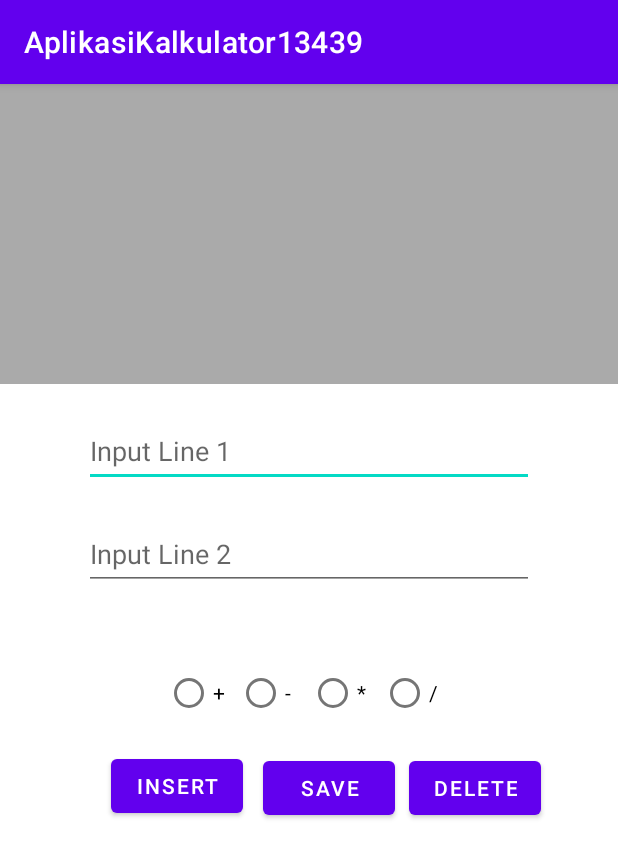
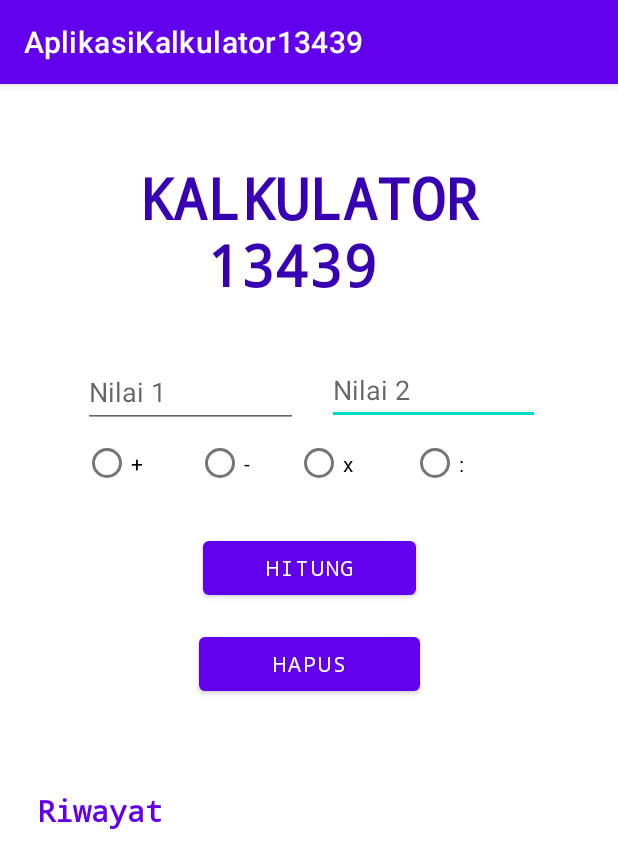
Before and after one commit to Gatadhitalia/PemrogamanPerangkatBergerak2022, an Android app: the screen it shows after launch (MainActivity), on a phone screen of 412 x 824 dp. Shown: the top 868 px of the screen. Run offline under Robolectric (Android 15) with nearby library versions, the phone set to English and light mode, and no system bars.

Commit message:
uas-kalkulator

```diff
--- a/ProjectUAS/AplikasiKalkulator13439/app/build.gradle
+++ b/ProjectUAS/AplikasiKalkulator13439/app/build.gradle
@@ -34,7 +34,8 @@ dependencies {
     implementation 'com.google.android.material:material:1.7.0'
     implementation 'androidx.constraintlayout:constraintlayout:2.1.4'
     implementation 'com.google.code.gson:gson:2.10'
+    implementation 'com.google.code.gson:gson:2.10'
     testImplementation 'junit:junit:4.13.2'
-    androidTestImplementation 'androidx.test.ext:junit:1.1.3'
-    androidTestImplementation 'androidx.test.espresso:espresso-core:3.4.0'
+    androidTestImplementation 'androidx.test.ext:junit:1.1.4'
+    androidTestImplementation 'androidx.test.espresso:espresso-core:3.5.0'
 }
--- /dev/null
+++ b/ProjectUAS/AplikasiKalkulator13439/app/src/main/java/com/example/aplikasikalkulator13439/HistoryAdapter.java
@@ -0,0 +1,63 @@
+package com.example.aplikasikalkulator13439;
+
+import android.annotation.SuppressLint;
+import android.content.Context;
+import android.view.LayoutInflater;
+import android.view.View;
+import android.view.ViewGroup;
+import android.widget.TextView;
+
+import androidx.annotation.NonNull;
+import androidx.recyclerview.widget.RecyclerView;
+
+import java.util.ArrayList;
+
+public class HistoryAdapter extends RecyclerView.Adapter<HistoryAdapter.RiwayatViewHolder> {
+    private final ArrayList<ListHistory> listHistory;
+
+    public static class RiwayatViewHolder extends RecyclerView.ViewHolder {
+        public TextView TextViewNilai1;
+        public TextView TextViewOperasi;
+        public TextView TextViewNilai2;
+        public TextView TextViewHasil;
+
+        @SuppressLint("CutPasteId")
+        public RiwayatViewHolder(View itemView) {
+            super(itemView);
+            TextViewNilai1 = itemView.findViewById(R.id.txtvNilai1);
+            TextViewOperasi = itemView.findViewById(R.id.txtvoperasi);
+            TextViewNilai2 = itemView.findViewById(R.id.txtvNilai2);
+            TextViewHasil = itemView.findViewById(R.id.txtvhasil);
+        }
+    }
+
+    public HistoryAdapter(ArrayList<ListHistory> rwytList) {
+        listHistory = rwytList;
+    }
+
+    @NonNull
+    @Override
+    public RiwayatViewHolder onCreateViewHolder(ViewGroup parent, int viewType) {
+        Context context = parent.getContext();
+        LayoutInflater inflater= LayoutInflater.from(context);
+        RiwayatViewHolder holder= new RiwayatViewHolder(inflater.inflate(R.layout.activity_history, parent, false));
+
+        return holder;
+    }
+
+    @SuppressLint("SetTextI18n")
+    @Override
+    public void onBindViewHolder(RiwayatViewHolder holder, int position) {
+        ListHistory currentItem = listHistory.get(position);
+
+        holder.TextViewNilai1.setText(currentItem.getNilai1());
+        holder.TextViewNilai2.setText(currentItem.getNilai2());
+        holder.TextViewOperasi.setText(currentItem.getOperasi());
+        holder.TextViewHasil.setText(currentItem.getHasil());
+    }
+
+    @Override
+    public int getItemCount() {
+        return listHistory.size();
+    }
+}
--- a/ProjectUAS/AplikasiKalkulator13439/app/src/main/java/com/example/aplikasikalkulator13439/MainActivity.java
+++ b/ProjectUAS/AplikasiKalkulator13439/app/src/main/java/com/example/aplikasikalkulator13439/MainActivity.java
@@ -20,31 +20,25 @@ import java.lang.reflect.Type;
 import java.util.ArrayList;
 
 public class MainActivity extends AppCompatActivity {
-    ArrayList<ItemList> mExampleList;
-    private RecyclerView mRecyclerView;
-    private SharedPreferenceAdapter mAdapter;
-    private RecyclerView.LayoutManager mLayoutManager;
-    RadioGroup operasiGroup;
-    RadioButton tambahRadio, kurangRadio, kaliRadio, bagiRadio;
+    RadioGroup rgOperasi;
+    RadioButton rbtnTambah, rbtnKurang, rbtnKali, rbtnBagi;
+
+    private ArrayList<ListHistory> listHistory;
+    private RecyclerView recyclerView;
+    private HistoryAdapter historyAdapter;
+    private RecyclerView.LayoutManager layoutManager;
+
 
     @Override
     protected void onCreate(Bundle savedInstanceState) {
         super.onCreate(savedInstanceState);
-        setContentView(R.layout.activity_main2);
+        setContentView(R.layout.activity_main);
 
         loadData();
         buildRecyclerView();
-        setInsertButton();
+        setCountButton();
 
-        Button buttonSave = findViewById(R.id.button_save);
-        buttonSave.setOnClickListener(new View.OnClickListener() {
-            @Override
-            public void onClick(View v) {
-                saveData();
-            }
-        });
-
-        Button buttonDelete = findViewById(R.id.button_delete);
+        Button buttonDelete = findViewById(R.id.btnHapus);
         buttonDelete.setOnClickListener(new View.OnClickListener() {
             @Override
             public void onClick(View v) {
@@ -52,22 +46,22 @@ public class MainActivity extends AppCompatActivity {
             }
         });
 
-        operasiGroup = findViewById(R.id.operasiGroup);
-        tambahRadio = findViewById(R.id.tambahRadio);
-        kurangRadio = findViewById(R.id.kurangRadio);
-        kaliRadio = findViewById(R.id.kaliRadio);
-        bagiRadio = findViewById(R.id.bagiRadio);
+        rgOperasi = findViewById(R.id.rgOperasi);
+        rbtnTambah = findViewById(R.id.rbtnTambah);
+        rbtnKurang = findViewById(R.id.rbtnKurang);
+        rbtnKali = findViewById(R.id.rbtnKali);
+        rbtnBagi = findViewById(R.id.rbtnBagi);
 
-        operasiGroup.setOnCheckedChangeListener(new RadioGroup.OnCheckedChangeListener() {
+        rgOperasi.setOnCheckedChangeListener(new RadioGroup.OnCheckedChangeListener() {
             @Override
             public void onCheckedChanged(RadioGroup group, int checkedId) {
-                if (tambahRadio.isChecked()) {
+                if (rbtnTambah.isChecked()) {
                     Toast.makeText(MainActivity.this, "Tambah", Toast.LENGTH_SHORT).show();
-                } else if (kurangRadio.isChecked()) {
+                } else if (rbtnKurang.isChecked()) {
                     Toast.makeText(MainActivity.this, "Kurang", Toast.LENGTH_SHORT).show();
-                } else if (kaliRadio.isChecked()) {
+                } else if (rbtnKali.isChecked()) {
                     Toast.makeText(MainActivity.this, "Kali", Toast.LENGTH_SHORT).show();
-                } else if (bagiRadio.isChecked()) {
+                } else if (rbtnBagi.isChecked()) {
                     Toast.makeText(MainActivity.this, "Bagi", Toast.LENGTH_SHORT).show();
                 }
             }
@@ -78,7 +72,7 @@ public class MainActivity extends AppCompatActivity {
         SharedPreferences sharedPreferences = getSharedPreferences("shared preferences", MODE_PRIVATE);
         SharedPreferences.Editor editor = sharedPreferences.edit();
         Gson gson = new Gson();
-        String json = gson.toJson(mExampleList);
+        String json = gson.toJson(listHistory);
         editor.putString("task list", json);
         editor.apply();
     }
@@ -87,62 +81,61 @@ public class MainActivity extends AppCompatActivity {
         SharedPreferences sharedPreferences = getSharedPreferences("shared preferences", MODE_PRIVATE);
         Gson gson = new Gson();
         String json = sharedPreferences.getString("task list", null);
-        Type type = new TypeToken<ArrayList<ItemList>>() {}.getType();
-        mExampleList = gson.fromJson(json, type);
+        Type type = new TypeToken<ArrayList<ListHistory>>() {}.getType();
+        listHistory = gson.fromJson(json, type);
 
-        if (mExampleList == null) {
-            mExampleList = new ArrayList<>();
+        if (listHistory == null) {
+            listHistory = new ArrayList<>();
         }
     }
 
     private void buildRecyclerView() {
-        mRecyclerView = findViewById(R.id.recyclerview);
-        mRecyclerView.setHasFixedSize(true);
-        mLayoutManager = new LinearLayoutManager(this);
-        mAdapter = new SharedPreferenceAdapter(mExampleList);
+        recyclerView = findViewById(R.id.recRiwayat);
+        recyclerView.setHasFixedSize(true);
+        layoutManager = new LinearLayoutManager(this);
+        historyAdapter = new HistoryAdapter(listHistory);
 
-        mRecyclerView.setLayoutManager(mLayoutManager);
-        mRecyclerView.setAdapter(mAdapter);
+        recyclerView.setLayoutManager(layoutManager);
+        recyclerView.setAdapter(historyAdapter);
     }
 
-    private void setInsertButton() {
-        Button buttonInsert = findViewById(R.id.button_insert);
-        buttonInsert.setOnClickListener(new View.OnClickListener() {
+    private void setCountButton() {
+        Button buttonCount = findViewById(R.id.btnHitung);
+        buttonCount.setOnClickListener(new View.OnClickListener() {
             @Override
             public void onClick(View v) {
-                EditText line1 = findViewById(R.id.edittext_line_1);
-                EditText line2 = findViewById(R.id.edittext_line_2);
-                insertItem(line1.getText().toString(), line2.getText().toString());
+                EditText nilai1 = findViewById(R.id.edtNilai1);
+                EditText nilai2 = findViewById(R.id.edtNilai2);
+                CountItem(nilai1.getText().toString(), nilai2.getText().toString());
             }
         });
     }
 
-    private void insertItem(String line1, String line2) {
+    private void CountItem(String line1, String line2) {
         int hasil = 0;
-        if (tambahRadio.isChecked()) {
+        if (rbtnTambah.isChecked()) {
             hasil = Integer.parseInt(line1) + Integer.parseInt(line2);
-        } else if (kurangRadio.isChecked()) {
+        } else if (rbtnKurang.isChecked()) {
             hasil = Integer.parseInt(line1) - Integer.parseInt(line2);
-        } else if (kaliRadio.isChecked()) {
+        } else if (rbtnKali.isChecked()) {
             hasil = Integer.parseInt(line1) * Integer.parseInt(line2);
-        } else if (bagiRadio.isChecked()) {
+        } else if (rbtnBagi.isChecked()) {
             hasil = Integer.parseInt(line1) / Integer.parseInt(line2);
         }
 
-        // memunculkan operasi yang dipilih dari operasiGroup ke dalam hasil
         String operasi = "";
-        if (tambahRadio.isChecked()) {
+        if (rbtnTambah.isChecked()) {
             operasi = "+";
-        } else if (kurangRadio.isChecked()) {
+        } else if (rbtnKurang.isChecked()) {
             operasi = "-";
-        } else if (kaliRadio.isChecked()) {
+        } else if (rbtnKali.isChecked()) {
             operasi = "x";
-        } else if (bagiRadio.isChecked()) {
+        } else if (rbtnBagi.isChecked()) {
             operasi = ":";
         }
 
-        mExampleList.add(new ItemList(line1, operasi, line2, String.valueOf(hasil)));
-        mAdapter.notifyItemInserted(mExampleList.size());
+        listHistory.add(new ListHistory(line1, operasi, line2, String.valueOf(hasil)));
+        historyAdapter.notifyItemInserted(listHistory.size());
     }
 
     @SuppressLint("NotifyDataSetChanged")
@@ -151,8 +144,8 @@ public class MainActivity extends AppCompatActivity {
         SharedPreferences.Editor editor = sharedPreferences.edit();
         editor.clear();
         editor.apply();
-        mExampleList.clear();
-        mAdapter.notifyDataSetChanged();
+        listHistory.clear();
+        historyAdapter.notifyDataSetChanged();
     }
 
 }
--- a/ProjectUAS/AplikasiKalkulator13439/app/src/main/java/com/example/aplikasikalkulator13439/SharedPreferenceAdapter.java
+++ /dev/null
@@ -1,60 +0,0 @@
-package com.example.aplikasikalkulator13439;
-
-import android.annotation.SuppressLint;
-import android.view.LayoutInflater;
-import android.view.View;
-import android.view.ViewGroup;
-import android.widget.TextView;
-
-import androidx.annotation.NonNull;
-import androidx.recyclerview.widget.RecyclerView;
-
-import java.util.ArrayList;
-
-public class SharedPreferenceAdapter extends RecyclerView.Adapter<SharedPreferenceAdapter.ExampleViewHolder> {
-    private final ArrayList<ItemList> mExampleList;
-
-    public static class ExampleViewHolder extends RecyclerView.ViewHolder {
-        public TextView mTextViewLine1;
-        public TextView mTextViewLineOperasi;
-        public TextView mTextViewLine2;
-        public TextView mTextViewLineHasil;
-
-        @SuppressLint("CutPasteId")
-        public ExampleViewHolder(View itemView) {
-            super(itemView);
-            mTextViewLine1 = itemView.findViewById(R.id.textview_line1);
-            mTextViewLineOperasi = itemView.findViewById(R.id.textview_operasi);
-            mTextViewLine2 = itemView.findViewById(R.id.textview_line2);
-            mTextViewLineHasil = itemView.findViewById(R.id.textview_hasil);
-        }
-    }
-
-    public SharedPreferenceAdapter(ArrayList<ItemList> exampleList) {
-        mExampleList = exampleList;
-    }
-
-    @NonNull
-    @Override
-    public ExampleViewHolder onCreateViewHolder(ViewGroup parent, int viewType) {
-        View v = LayoutInflater.from(parent.getContext()).inflate(R.layout.item_list, parent, false);
-        ExampleViewHolder evh = new ExampleViewHolder(v);
-        return evh;
-    }
-
-    @SuppressLint("SetTextI18n")
-    @Override
-    public void onBindViewHolder(ExampleViewHolder holder, int position) {
-        ItemList currentItem = mExampleList.get(position);
-
-        holder.mTextViewLine1.setText(currentItem.getLine1());
-        holder.mTextViewLine2.setText(currentItem.getLine2());
-        holder.mTextViewLineOperasi.setText(currentItem.getLineOperasi());
-        holder.mTextViewLineHasil.setText(currentItem.getLineHasil());
-    }
-
-    @Override
-    public int getItemCount() {
-        return mExampleList.size();
-    }
-}
--- a/ProjectUAS/AplikasiKalkulator13439/app/src/main/res/layout/activity_main.xml
+++ b/ProjectUAS/AplikasiKalkulator13439/app/src/main/res/layout/activity_main.xml
@@ -1,51 +1,148 @@
 <?xml version="1.0" encoding="utf-8"?>
-<RelativeLayout xmlns:android="http://schemas.android.com/apk/res/android"
+<androidx.constraintlayout.widget.ConstraintLayout xmlns:android="http://schemas.android.com/apk/res/android"
     xmlns:app="http://schemas.android.com/apk/res-auto"
     xmlns:tools="http://schemas.android.com/tools"
     android:layout_width="match_parent"
-    android:layout_height="match_parent">
+    android:layout_height="match_parent"
+    android:orientation="horizontal">
+
+
+    <TextView
+        android:id="@+id/txtAplikasi"
+        android:layout_width="wrap_content"
+        android:layout_height="wrap_content"
+        android:fontFamily="monospace"
+        android:text="KALKULATOR\n  13439"
+        android:textColor="@color/purple_700"
+        android:textSize="38sp"
+        android:textStyle="bold"
+        app:layout_constraintBottom_toBottomOf="parent"
+        app:layout_constraintEnd_toEndOf="parent"
+        app:layout_constraintStart_toStartOf="parent"
+        app:layout_constraintTop_toTopOf="parent"
+        app:layout_constraintVertical_bias="0.074" />
+
+    <EditText
+        android:id="@+id/edtNilai2"
+        android:layout_width="142dp"
+        android:layout_height="46dp"
+        android:layout_alignParentStart="true"
+        android:layout_alignParentBottom="true"
+        android:layout_marginTop="24dp"
+        android:layout_marginEnd="52dp"
+        android:hint="Nilai 2"
+        android:minHeight="48dp"
+        app:layout_constraintBottom_toBottomOf="parent"
+        app:layout_constraintEnd_toEndOf="parent"
+        app:layout_constraintTop_toBottomOf="@+id/txtAplikasi"
+        app:layout_constraintVertical_bias="0.021" />
+
+    <EditText
+        android:id="@+id/edtNilai1"
+        android:layout_width="143dp"
+        android:layout_height="48dp"
+        android:layout_alignParentStart="true"
+        android:layout_alignParentBottom="true"
+        android:layout_marginStart="55dp"
+        android:layout_marginTop="24dp"
+        android:hint="Nilai 1"
+        android:minHeight="48dp"
+        app:layout_constraintBottom_toBottomOf="parent"
+        app:layout_constraintStart_toStartOf="parent"
+        app:layout_constraintTop_toBottomOf="@+id/txtAplikasi"
+        app:layout_constraintVertical_bias="0.021" />
+
+    <RadioGroup
+        android:id="@+id/rgOperasi"
+        android:layout_width="296dp"
+        android:layout_height="43dp"
+        android:layout_marginTop="4dp"
+        android:orientation="horizontal"
+        app:layout_constraintEnd_toEndOf="parent"
+        app:layout_constraintHorizontal_bias="0.478"
+        app:layout_constraintStart_toStartOf="parent"
+        app:layout_constraintTop_toBottomOf="@+id/edtNilai2">
+
+        <RadioButton
+            android:id="@+id/rbtnTambah"
+            android:layout_width="75dp"
+            android:layout_height="match_parent"
+            android:text="+" />
+
+        <RadioButton
+            android:id="@+id/rbtnKurang"
+            android:layout_width="66dp"
+            android:layout_height="match_parent"
+            android:text="-" />
+
+        <RadioButton
+            android:id="@+id/rbtnKali"
+            android:layout_width="match_parent"
+            android:layout_height="wrap_content"
+            android:layout_weight="1"
+            android:text="x" />
+
+        <RadioButton
+            android:id="@+id/rbtnBagi"
+            android:layout_width="match_parent"
+            android:layout_height="wrap_content"
+            android:layout_weight="1"
+            android:text=":" />
+
+    </RadioGroup>
+
+    <Button
+        android:id="@+id/btnHitung"
+        android:layout_width="142dp"
+        android:layout_height="48dp"
+        android:layout_marginTop="24dp"
+        android:fontFamily="monospace"
+        android:text="Hitung"
+        app:layout_constraintEnd_toEndOf="parent"
+        app:layout_constraintStart_toStartOf="parent"
+        app:layout_constraintTop_toBottomOf="@+id/rgOperasi" />
+
+    <Button
+        android:id="@+id/btnHapus"
+        android:layout_width="147dp"
+        android:layout_height="48dp"
+        android:layout_marginTop="16dp"
+        android:fontFamily="monospace"
+        android:text="Hapus"
+        app:layout_constraintEnd_toEndOf="parent"
+        app:layout_constraintStart_toStartOf="parent"
+        app:layout_constraintTop_toBottomOf="@+id/btnHitung" />
+
+
+
+    <TextView
+        android:id="@+id/txtRiwayat"
+        android:layout_width="wrap_content"
+        android:layout_height="wrap_content"
+        android:layout_marginTop="28dp"
+        android:fontFamily="monospace"
+        android:text="Riwayat "
+        android:textColor="@color/purple_500"
+        android:textSize="20sp"
+        android:textStyle="bold"
+        app:layout_constraintBottom_toBottomOf="parent"
+        app:layout_constraintEnd_toEndOf="parent"
+        app:layout_constraintHorizontal_bias="0.079"
+        app:layout_constraintStart_toStartOf="parent"
+        app:layout_constraintTop_toBottomOf="@+id/btnHapus"
+        app:layout_constraintVertical_bias="0.107" />
 
     <androidx.recyclerview.widget.RecyclerView
-        android:id="@+id/recyclerview"
-        android:layout_width="match_parent"
-        android:layout_height="match_parent"
-        android:layout_marginBottom="100dp"
-        android:background="@android:color/darker_gray" />
+        android:id="@+id/recRiwayat"
+        android:layout_width="360dp"
+        android:layout_height="200dp"
+        android:layout_marginStart="24dp"
+        android:overScrollMode="always"
+        app:layout_constraintBottom_toBottomOf="parent"
+        app:layout_constraintEnd_toEndOf="parent"
+        app:layout_constraintHorizontal_bias="0.037"
+        app:layout_constraintStart_toStartOf="parent"
+        app:layout_constraintTop_toBottomOf="@+id/txtRiwayat"
+        app:layout_constraintVertical_bias="0.259" />
 
-    <EditText
-        android:id="@+id/edittext_line_1"
-        android:layout_width="180dp"
-        android:layout_height="wrap_content"
-        android:layout_alignParentStart="true"
-        android:layout_alignParentBottom="true"
-        android:layout_marginBottom="52dp"
-        android:hint="Line 1" />
-
-    <EditText
-        android:id="@+id/edittext_line_2"
-        android:layout_width="180dp"
-        android:layout_height="wrap_content"
-        android:layout_alignParentStart="true"
-        android:layout_alignParentBottom="true"
-        android:hint="Line 2" />
-
-    <Button
-        android:id="@+id/button_insert"
-        android:layout_width="wrap_content"
-        android:layout_height="wrap_content"
-        android:layout_alignTop="@id/edittext_line_1"
-        android:layout_marginStart="23dp"
-        android:layout_marginTop="26dp"
-        android:layout_toEndOf="@id/edittext_line_1"
-        android:text="insert" />
-
-    <Button
-        android:id="@+id/button_save"
-        android:layout_width="wrap_content"
-        android:layout_height="wrap_content"
-        android:layout_alignBaseline="@id/button_insert"
-        android:layout_marginStart="32dp"
-        android:layout_toEndOf="@+id/button_insert"
-        android:text="save" />
-
-</RelativeLayout>
+</androidx.constraintlayout.widget.ConstraintLayout>
--- a/ProjectUAS/AplikasiKalkulator13439/app/src/main/res/layout/activity_main2.xml
+++ /dev/null
@@ -1,121 +0,0 @@
-<?xml version="1.0" encoding="utf-8"?>
-<androidx.constraintlayout.widget.ConstraintLayout xmlns:android="http://schemas.android.com/apk/res/android"
-    xmlns:app="http://schemas.android.com/apk/res-auto"
-    xmlns:tools="http://schemas.android.com/tools"
-    android:layout_width="match_parent"
-    android:layout_height="match_parent"
-    android:orientation="horizontal">
-
-    <EditText
-        android:id="@+id/edittext_line_1"
-        android:layout_width="300dp"
-        android:layout_height="wrap_content"
-        android:layout_alignParentStart="true"
-        android:layout_alignParentBottom="true"
-        android:hint="Input Line 1"
-        android:minHeight="48dp"
-        app:layout_constraintBottom_toBottomOf="parent"
-        app:layout_constraintEnd_toEndOf="parent"
-        app:layout_constraintStart_toStartOf="parent"
-        app:layout_constraintTop_toBottomOf="@+id/recyclerview"
-        app:layout_constraintVertical_bias="0.04" />
-
-    <EditText
-        android:id="@+id/edittext_line_2"
-        android:layout_width="300dp"
-        android:layout_height="wrap_content"
-        android:layout_alignParentStart="true"
-        android:layout_alignParentBottom="true"
-        android:hint="Input Line 2"
-        android:minHeight="48dp"
-        app:layout_constraintBottom_toBottomOf="parent"
-        app:layout_constraintEnd_toEndOf="parent"
-        app:layout_constraintStart_toStartOf="parent"
-        app:layout_constraintTop_toBottomOf="@+id/edittext_line_1"
-        app:layout_constraintVertical_bias="0.046" />
-
-    <RadioGroup
-        android:id="@+id/operasiGroup"
-        android:layout_width="wrap_content"
-        android:layout_height="wrap_content"
-        android:orientation="horizontal"
-        app:layout_constraintBottom_toBottomOf="parent"
-        app:layout_constraintEnd_toEndOf="parent"
-        app:layout_constraintStart_toStartOf="parent"
-        app:layout_constraintTop_toBottomOf="@+id/recyclerview"
-        app:layout_constraintVertical_bias="0.35">
-
-        <RadioButton
-            android:id="@+id/tambahRadio"
-            android:layout_width="match_parent"
-            android:layout_height="wrap_content"
-            android:text="+" />
-
-        <RadioButton
-            android:id="@+id/kurangRadio"
-            android:layout_width="match_parent"
-            android:layout_height="wrap_content"
-            android:text="-" />
-
-        <RadioButton
-            android:id="@+id/kaliRadio"
-            android:layout_width="match_parent"
-            android:layout_height="wrap_content"
-            android:layout_weight="1"
-            android:text="*" />
-
-        <RadioButton
-            android:id="@+id/bagiRadio"
-            android:layout_width="match_parent"
-            android:layout_height="wrap_content"
-            android:layout_weight="1"
-            android:text="/" />
-    </RadioGroup>
-
-    <Button
-        android:id="@+id/button_insert"
-        android:layout_width="wrap_content"
-        android:layout_height="wrap_content"
-        android:text="Insert"
-        app:layout_constraintBottom_toBottomOf="parent"
-        app:layout_constraintEnd_toEndOf="parent"
-        app:layout_constraintHorizontal_bias="0.229"
-        app:layout_constraintStart_toStartOf="parent"
-        app:layout_constraintTop_toBottomOf="@+id/edittext_line_2"
-        app:layout_constraintVertical_bias="0.279" />
-
-    <Button
-        android:id="@+id/button_save"
-        android:layout_width="wrap_content"
-        android:layout_height="wrap_content"
-        android:text="Save"
-        app:layout_constraintBottom_toBottomOf="parent"
-        app:layout_constraintEnd_toEndOf="parent"
-        app:layout_constraintHorizontal_bias="0.084"
-        app:layout_constraintStart_toEndOf="@+id/button_insert"
-        app:layout_constraintTop_toBottomOf="@+id/edittext_line_2"
-        app:layout_constraintVertical_bias="0.283" />
-
-    <Button
-        android:id="@+id/button_delete"
-        android:layout_width="wrap_content"
-        android:layout_height="wrap_content"
-        android:text="Delete"
-        app:layout_constraintBottom_toBottomOf="parent"
-        app:layout_constraintEnd_toEndOf="parent"
-        app:layout_constraintHorizontal_bias="0.158"
-        app:layout_constraintStart_toEndOf="@+id/button_save"
-        app:layout_constraintTop_toBottomOf="@+id/edittext_line_2"
-        app:layout_constraintVertical_bias="0.283" />
-
-    <androidx.recyclerview.widget.RecyclerView
-        android:id="@+id/recyclerview"
-        android:layout_width="match_parent"
-        android:layout_height="200dp"
-        android:background="@android:color/darker_gray"
-        app:layout_constraintEnd_toEndOf="parent"
-        app:layout_constraintHorizontal_bias="1.0"
-        app:layout_constraintStart_toStartOf="parent"
-        app:layout_constraintTop_toTopOf="parent" />
-
-</androidx.constraintlayout.widget.ConstraintLayout>
```
Also changed, not shown: ProjectUAS/AplikasiKalkulator13439/app/src/main/java/com/example/aplikasikalkulator13439/ItemList.java (deleted, +0 -31 lines), ProjectUAS/AplikasiKalkulator13439/app/src/main/java/com/example/aplikasikalkulator13439/ListHistory.java (added, +31 -0 lines), ProjectUAS/AplikasiKalkulator13439/app/src/main/res/layout/activity_history.xml (added, +54 -0 lines), ProjectUAS/AplikasiKalkulator13439/app/src/main/res/layout/item_list.xml (deleted, +0 -51 lines), ProjectUAS/AplikasiKalkulator13439/gradle/wrapper/gradle-wrapper.properties, 1 other file.
